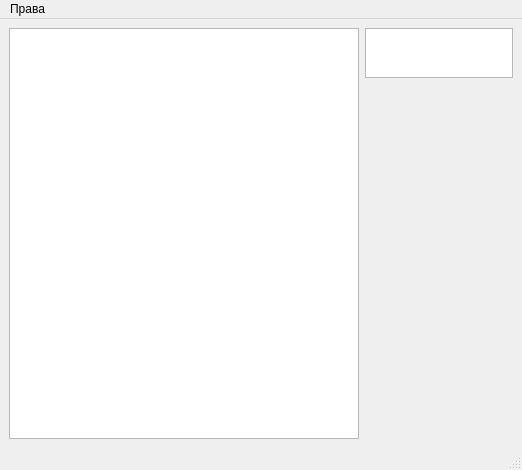
The window that toAdmin/rights.ui (Veala/toAdmin) describes before a commit, drawn with Qt 5.
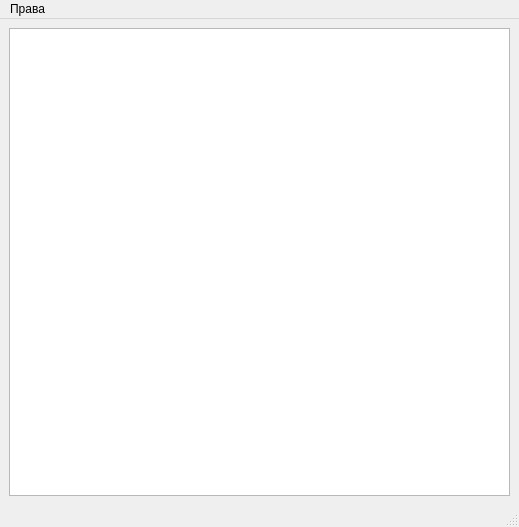
The same window after the commit.

Commit message: to dialog 2, control keys and login-pasword table where del and add rihgts, to correct status bar, to add del rights

Patch:
```diff
--- a/toAdmin/rights.ui
+++ b/toAdmin/rights.ui
@@ -9,8 +9,8 @@
    <rect>
     <x>0</x>
     <y>0</y>
-    <width>522</width>
-    <height>470</height>
+    <width>519</width>
+    <height>527</height>
    </rect>
   </property>
   <property name="windowTitle">
@@ -18,19 +18,6 @@
   </property>
   <widget class="QWidget" name="centralwidget">
    <layout class="QGridLayout" name="gridLayout">
-    <item row="1" column="1">
-     <spacer name="verticalSpacer">
-      <property name="orientation">
-       <enum>Qt::Vertical</enum>
-      </property>
-      <property name="sizeHint" stdset="0">
-       <size>
-        <width>20</width>
-        <height>402</height>
-       </size>
-      </property>
-     </spacer>
-    </item>
     <item row="0" column="0" rowspan="2">
      <widget class="QTableView" name="tableView">
       <property name="sizePolicy">
@@ -45,34 +32,8 @@
         <height>0</height>
        </size>
       </property>
-     </widget>
-    </item>
-    <item row="0" column="2">
-     <spacer name="horizontalSpacer">
-      <property name="orientation">
-       <enum>Qt::Horizontal</enum>
-      </property>
-      <property name="sizeHint" stdset="0">
-       <size>
-        <width>99</width>
-        <height>20</height>
-       </size>
-      </property>
-     </spacer>
-    </item>
-    <item row="0" column="1">
-     <widget class="QTableView" name="tableView_lp">
-      <property name="minimumSize">
-       <size>
-        <width>0</width>
-        <height>50</height>
-       </size>
-      </property>
-      <property name="maximumSize">
-       <size>
-        <width>16777215</width>
-        <height>70</height>
-       </size>
+      <property name="toolTip">
+       <string>Редактировать поле</string>
       </property>
      </widget>
     </item>
@@ -83,7 +44,7 @@
     <rect>
      <x>0</x>
      <y>0</y>
-     <width>522</width>
+     <width>519</width>
      <height>21</height>
     </rect>
    </property>
```
Left out of the diff: 8 changed lines with no effect on the pictures. The commit also changes 9 other files.
